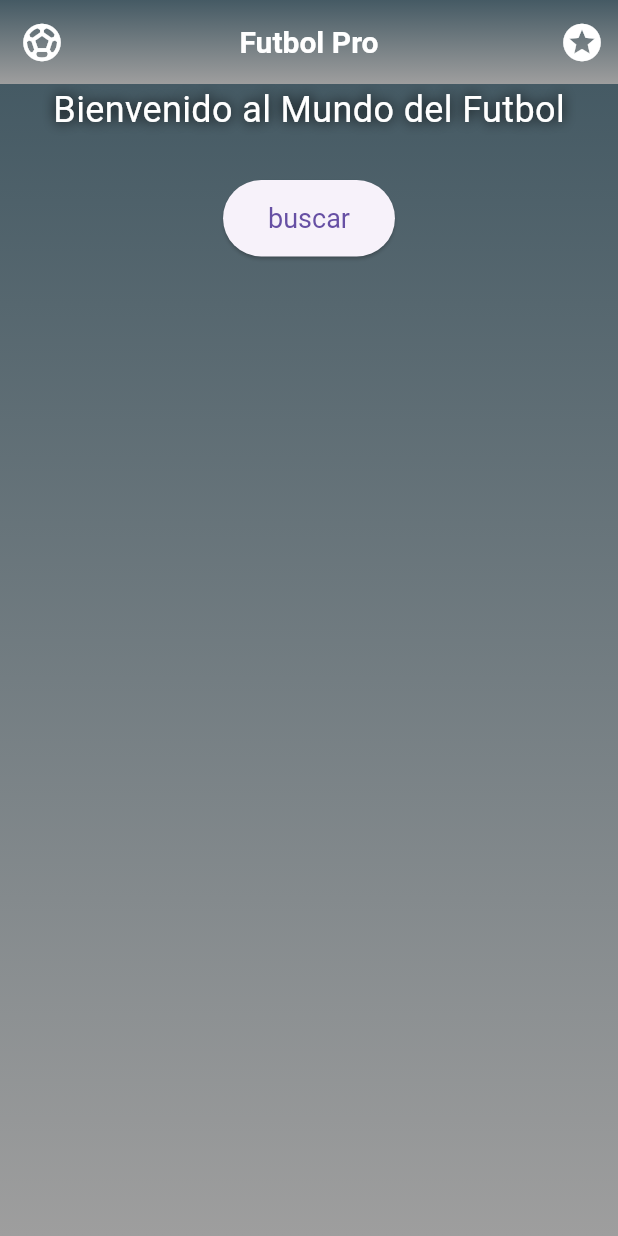
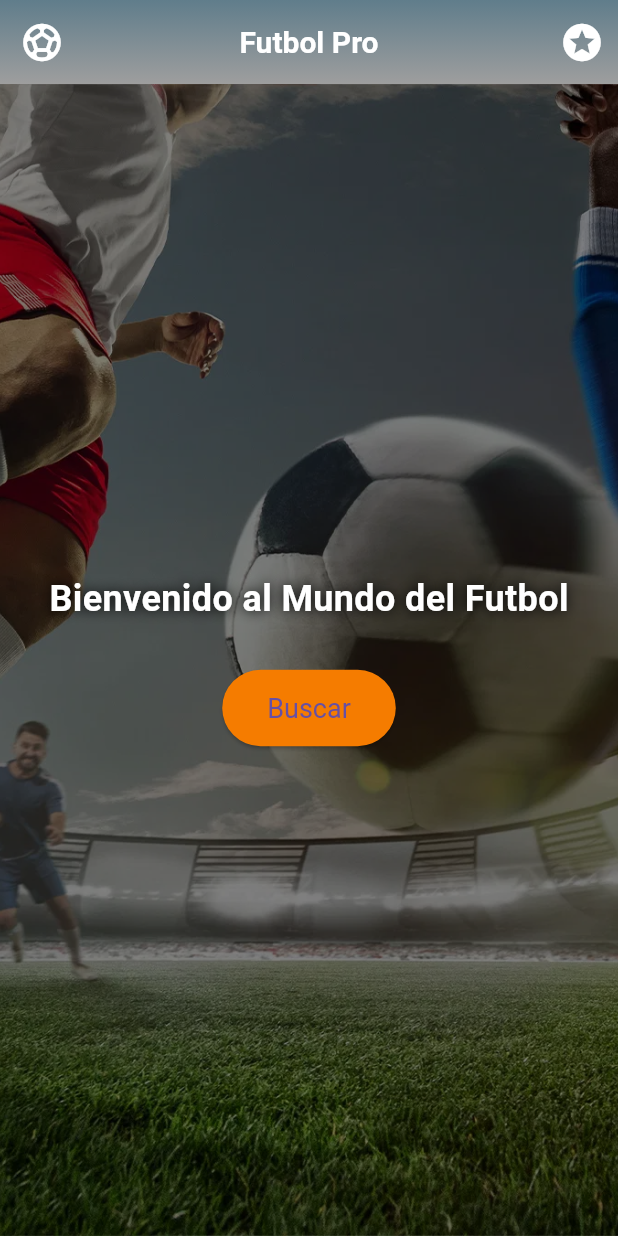
Before and after one commit to tav1o/proyec_sena, a Flutter app: the screen it shows after launch, on a phone screen of 412 x 824 dp. Run offline on Flutter 3.47's test engine with Material 3 defaults, Android fonts, the phone set to English and light mode, and no system bars; our stand-ins replace bloc, equatable, flutter_bloc.

Commit message:
agregamos fondo en inicio

```diff
--- a/lib/main.dart
+++ b/lib/main.dart
@@ -30,7 +30,7 @@
             } else if (state is HomeLoadFailure) {
               return failure();
             }
-            return initial();
+            return Initial();
           },
         ),
       ),
--- a/lib/view /initial.dart
+++ b/lib/view /initial.dart
@@ -2,16 +2,14 @@ import 'package:flutter/material.dart';
 import 'package:flutter_bloc/flutter_bloc.dart';
 import 'package:proyec_sena/bloc/home_bloc.dart';
 
-class initial extends StatelessWidget {
-  const initial({
-    super.key,
-  });
+class Initial extends StatelessWidget {
+  const Initial({super.key});
 
   @override
   Widget build(BuildContext context) {
     return Scaffold(
       appBar: AppBar(
-        title:Text(
+        title: const Text(
           'Futbol Pro',
           style: TextStyle(
             color: Colors.white,
@@ -19,71 +17,73 @@ class initial extends StatelessWidget {
             fontSize: 20,
           ),
         ),
-
         centerTitle: true,
-
         flexibleSpace: Container(
-        decoration: BoxDecoration(
-          gradient: LinearGradient(colors:[
-            Colors.blueGrey[700]!,
-            Colors.grey,
-            ],
+          decoration: const BoxDecoration(
+            gradient: LinearGradient(
+              colors: [Colors.blueGrey, Colors.grey],
               begin: Alignment.topCenter,
               end: Alignment.bottomCenter,
             ),
-        )
           ),
-       leading: Icon(
-         Icons.sports_soccer,
+        ),
+        leading: const Icon(Icons.sports_soccer,
           color: Colors.white,
-          size: 30,
-       ),
-          actions:[
+          size: 30),
+        actions: [
           IconButton(
-            icon: Icon(Icons.stars,color: Colors.white, size: 30,),
+            icon: const Icon(Icons.stars, color: Colors.white, size: 30),
             onPressed: () => print("favoritos"),
           ),
         ],
       ),
-        body: Container(
-        decoration: BoxDecoration(
-          gradient: LinearGradient(
-            colors: [Colors.blueGrey[700]!, Colors.grey],
-            begin: Alignment.topCenter,
-            end: Alignment.bottomCenter,
+      body: Stack(
+        children: [
+          // Imagen de fondo
+          Container(
+            decoration: const BoxDecoration(
+              image: DecorationImage(
+                image: AssetImage('assets/jugadores/fubol.png'),
+                fit: BoxFit.cover,
               ),
             ),
-        child: Center(
+          ),
+
+          Container(color: Colors.black.withOpacity(0.5)),
+
+          Center(
             child: Column(
+              mainAxisAlignment: MainAxisAlignment.center,
               children: [
-              Text(
+                const Text(
                   "Bienvenido al Mundo del Futbol",
                   style: TextStyle(
                     color: Colors.white,
                     fontSize: 24,
+                    fontWeight: FontWeight.bold,
                     shadows: [Shadow(blurRadius: 10, color: Colors.black)],
                   ),
                 ),
-
-              SizedBox(height: 30),
+                const SizedBox(height: 30),
                 ElevatedButton(
                   onPressed: () {
-                  // Disparar el evento para cargar los datos
                     context.read<HomeBloc>().add(HomeSearchPressed());
                   },
-                child: const Text('buscar'),
                   style: ElevatedButton.styleFrom(
                     padding: const EdgeInsets.symmetric(
                       horizontal: 30,
                       vertical: 15,
                     ),
                     textStyle: const TextStyle(fontSize: 18),
+                    backgroundColor: Colors.orange[700],
+                  ),
+                  child: const Text('Buscar'),
+                ),
+              ],
             ),
           ),
         ],
       ),
-        ),
-      ),
     );
   }
 }
--- a/pubspec.yaml
+++ b/pubspec.yaml
@@ -64,7 +64,7 @@ flutter:
   # To add assets to your application, add an assets section, like this:
   assets:
      - assets/jugadores/
-  #   - images/a_dot_ham.jpeg
+     - assets/jugadores/fubol.png
 
   # An image asset can refer to one or more resolution-specific "variants", see
   # https://flutter.dev/to/resolution-aware-images
```
Also changed, not shown: assets/jugadores/fubol.png (added). Lines whose indentation alone changed are shown as unchanged.
